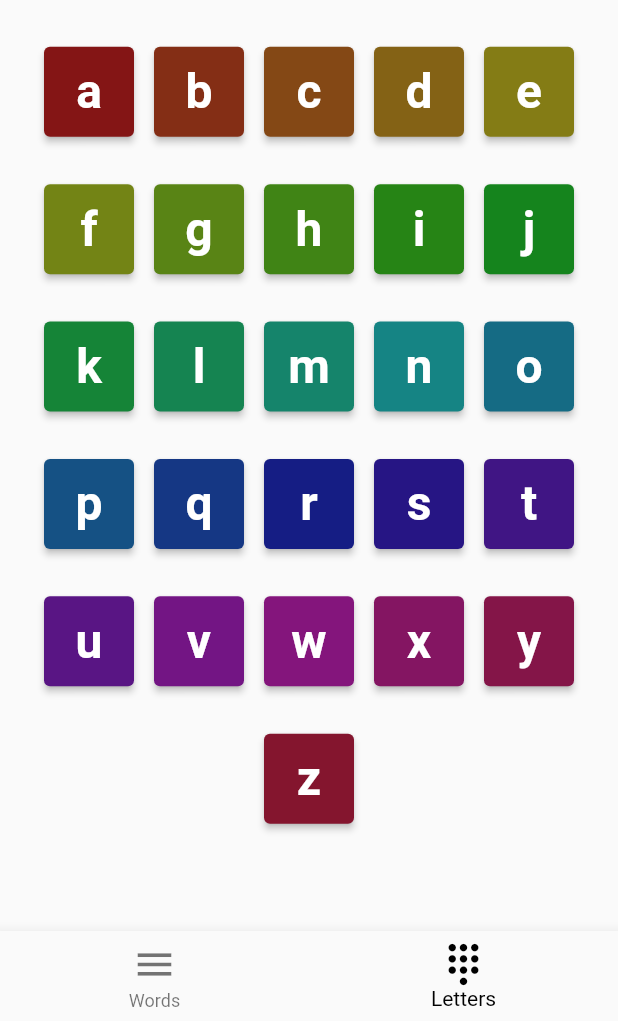
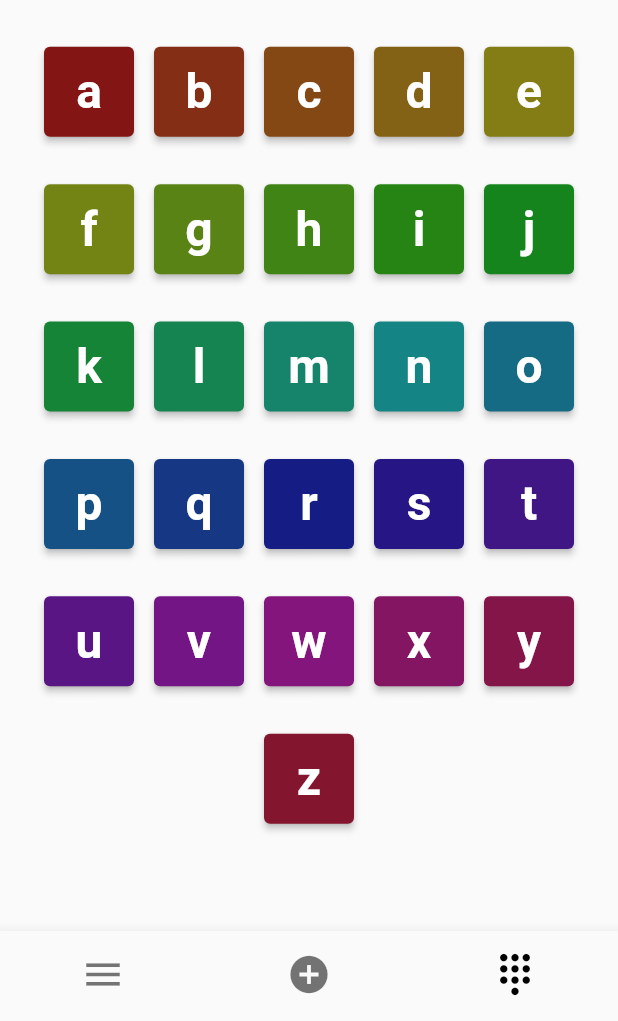
Before and after one commit to cross-team/a2z, a Flutter app: the screen it shows after launch, on a phone screen of 412 x 824 dp, the part 215-1236 px from its top. Run offline on Flutter 3.47's test engine with Material 2 defaults, Android fonts, the phone set to English and light mode, and no system bars; our stand-ins replace auto_size_text, bloc, flutter_bloc, flutter_svg; generated files the repository leaves out were written again.

Commit message:
removed button labels and added suggest a word button

```diff
--- a/lib/screens/home/homeScreen.dart
+++ b/lib/screens/home/homeScreen.dart
@@ -3,6 +3,7 @@ import 'package:a2z/bloc/home_bloc.dart';
 import 'package:a2z/screens/home/lettersScreen.dart';
 import 'package:a2z/screens/home/wordsScreen.dart';
 import 'package:flutter_bloc/flutter_bloc.dart';
+import 'package:url_launcher/url_launcher.dart';
 
 class HomeScreen extends StatefulWidget {
   @override
@@ -51,6 +52,15 @@ class _HomeScreenState extends State<HomeScreen> {
         .toColor();
   }
 
+  _launchURL() async {
+    const url = 'https://criticalalphabet.com/suggest/';
+    if (await canLaunch(url)) {
+      await launch(url);
+    } else {
+      throw 'Could not launch $url';
+    }
+  }
+
   @override
   Widget build(BuildContext context) {
     return BlocBuilder<HomeBloc, HomeState>(builder: (context, state) {
@@ -61,6 +71,9 @@ class _HomeScreenState extends State<HomeScreen> {
             homeBloc.add(SetView('words', 'all', ''));
             break;
           case 1:
+            _launchURL();
+            break;
+          case 2:
             homeBloc.add(SetView('letters'));
             break;
           default:
@@ -82,6 +95,10 @@ class _HomeScreenState extends State<HomeScreen> {
                 title: Text('Words'),
               ),
               BottomNavigationBarItem(
+                icon: Icon(Icons.add_circle),
+                title: Text('Suggest a Word'),
+              ),
+              BottomNavigationBarItem(
                 icon: Icon(Icons.dialpad),
                 title: Text('Letters'),
               ),
@@ -89,6 +106,8 @@ class _HomeScreenState extends State<HomeScreen> {
             currentIndex: 0,
             onTap: _onItemTapped,
             iconSize: 30,
+            showSelectedLabels: false,
+            showUnselectedLabels: false,
           ),
         );
       }
@@ -106,13 +125,19 @@ class _HomeScreenState extends State<HomeScreen> {
                 title: Text('Words'),
               ),
               BottomNavigationBarItem(
+                icon: Icon(Icons.add_circle),
+                title: Text('Suggest a Word'),
+              ),
+              BottomNavigationBarItem(
                 icon: Icon(Icons.dialpad),
                 title: Text('Letters'),
               ),
             ],
-            currentIndex: 1,
+            currentIndex: 2,
             onTap: _onItemTapped,
             iconSize: 30,
+            showSelectedLabels: false,
+            showUnselectedLabels: false,
           ),
         );
       }
```
